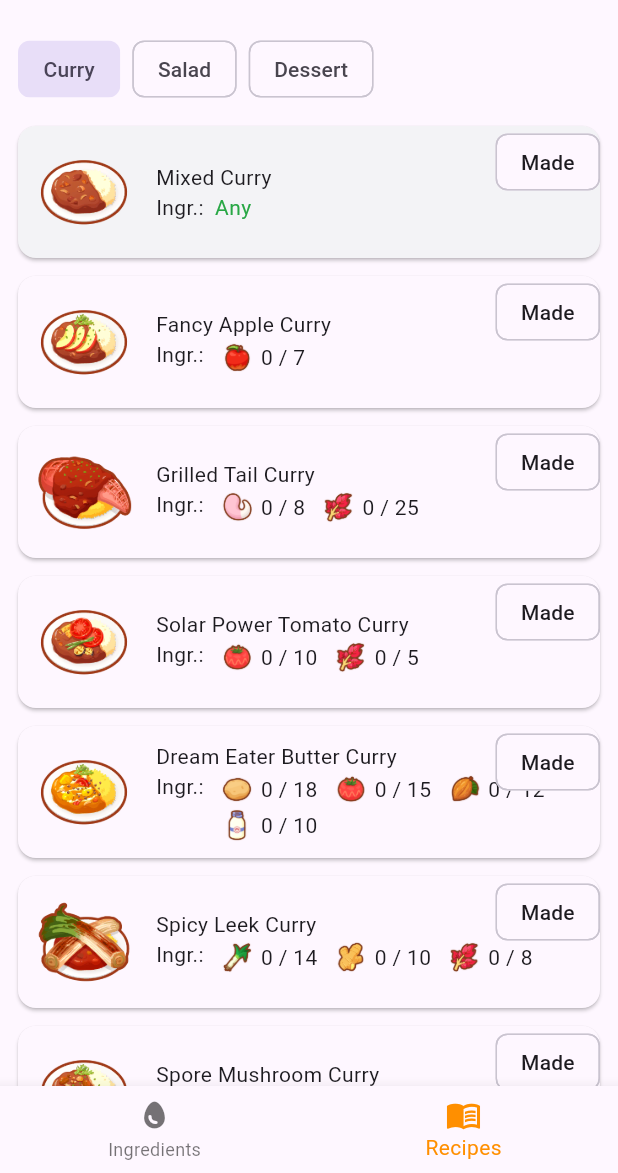
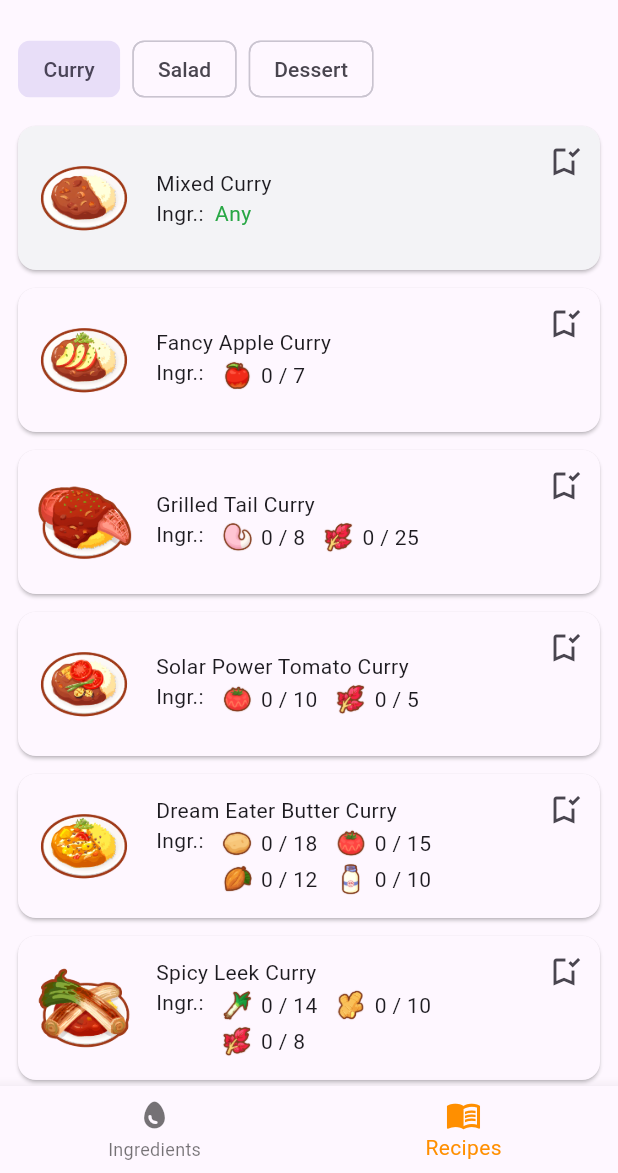
Before and after one commit to darkfoxdx/pokemon_sleep_guide, a Flutter app: the screen it shows after launch, item 2 of the bottom bar chosen, on a phone screen of 412 x 824 dp, the part 63-1236 px from its top. Run offline on Flutter 3.47's test engine with Material 3 defaults, Android fonts, the phone set to English and light mode, and no system bars; our stand-ins replace shared_preferences.

Commit message:
Update made button

```diff
--- a/lib/ui/ingredient_list.dart
+++ b/lib/ui/ingredient_list.dart
@@ -25,7 +25,7 @@ class IngredientList extends StatelessWidget {
       ];
     }
     for (final (i, e) in recipeIngredients.indexed) {
-      if (i == 3) {
+      if (i == 2) {
         list.add(const TextSpan(text: "\n"));
       }
       String? picture = ingredients
--- a/lib/ui/recipe_item.dart
+++ b/lib/ui/recipe_item.dart
@@ -35,7 +35,7 @@ class RecipeItem extends StatelessWidget {
       child: Stack(
         children: [
           Padding(
-            padding: const EdgeInsets.all(8.0),
+            padding: const EdgeInsets.symmetric(horizontal: 8.0, vertical: 12.0),
             child: Row(
               children: [
                 Flexible(
@@ -97,10 +97,10 @@ class _MadeChipState extends State<MadeChip> {
     return Consumer<UserSetting>(builder: (context, userSetting, child) {
       final isCompleted =
           userSetting.completedRecipes[widget.recipe.name] == true;
-      return ActionChip(
-        backgroundColor:
-            isCompleted ? Theme.of(context).colorScheme.made : null,
-        label: const Text('Made'),
+      return IconButton(
+        isSelected: isCompleted,
+        selectedIcon: const Icon(Icons.bookmark_added),
+        icon: const Icon(Icons.bookmark_added_outlined),
         onPressed: () {
           Provider.of<UserSetting>(context, listen: false)
               .setCompletedRecipe(widget.recipe.name, !isCompleted);
```
